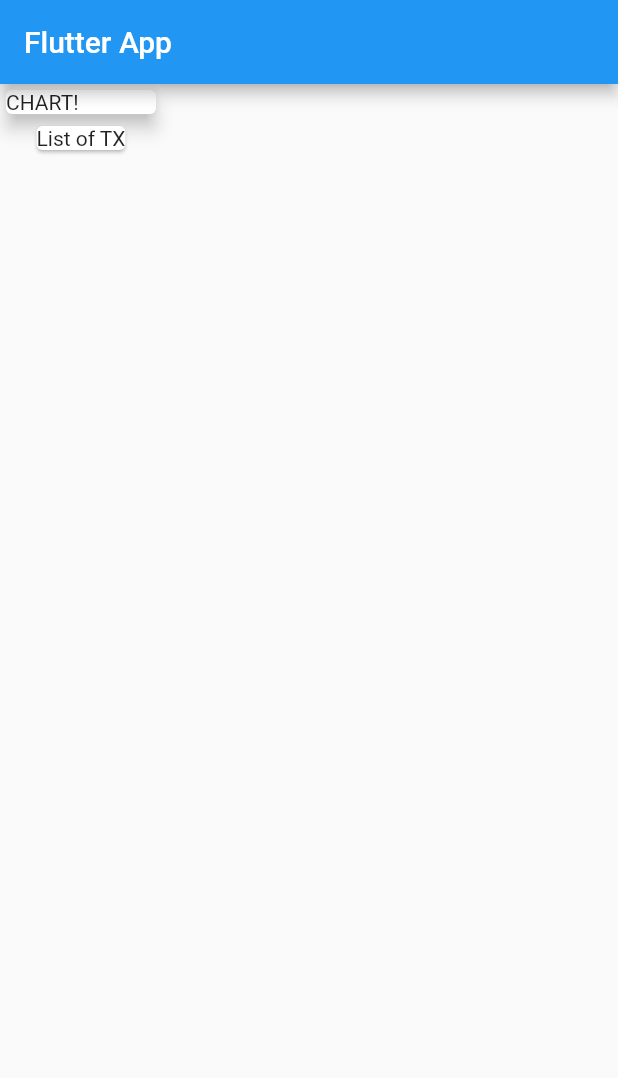
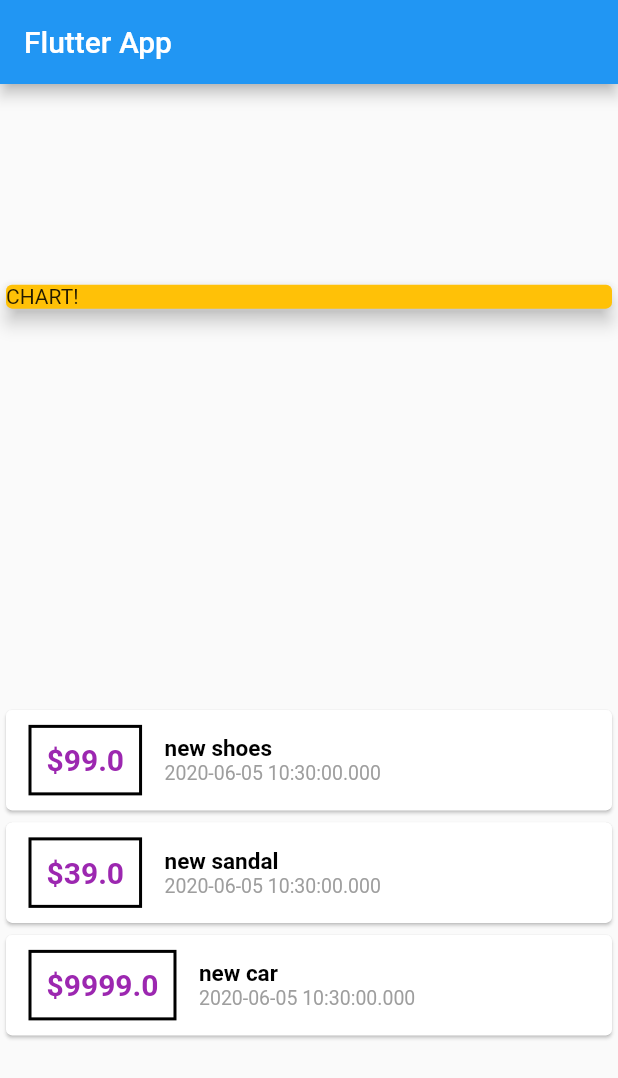
Before and after one commit to ndtam273/expense_app, a Flutter app: the screen it shows after launch, on a phone screen of 412 x 824 dp. Shown: the top 1078 px of the screen. Run offline on Flutter 3.47's test engine with Material 2 defaults, Android fonts, the phone set to English and light mode, and no system bars.

```diff
--- a/lib/main.dart
+++ b/lib/main.dart
@@ -1,4 +1,6 @@
 import 'package:flutter/material.dart';
+import './transaction.dart';
+import 'package:intl/intl.dart';
 
 void main() => runApp(MyApp());
 
@@ -13,6 +15,13 @@ class MyApp extends StatelessWidget {
 }
 
 class MyHomePage extends StatelessWidget {
+  final List<Transaction> transactions = [
+    Transaction(id: 't1', title: 'new shoes', amount: 99, date: DateTime.now()),
+    Transaction(
+        id: 't2', title: 'new sandal', amount: 39, date: DateTime.now()),
+    Transaction(id: 't3', title: 'new car', amount: 9999, date: DateTime.now()),
+  ];
+
   @override
   Widget build(BuildContext context) {
     return Scaffold(
@@ -20,16 +29,65 @@ class MyHomePage extends StatelessWidget {
           title: Text('Flutter App'),
         ),
         body: Column(
+          mainAxisAlignment: MainAxisAlignment.spaceAround,
+          crossAxisAlignment: CrossAxisAlignment.stretch,
           children: <Widget>[
-            Card(
-              child: Container(
-                width: 100,
-                child: Text('CHART!')),
-              elevation: 5,
+            Container(
+              width: double.infinity,
+              child: Card(
+                color: Colors.amber,
+                child: Text('CHART!'),
+                elevation: 5,
+              ),
             ),
-            Card(
-              child: Text('List of TX'),
-            )
+            Column(
+              children: transactions.map((tx) {
+                return Card(
+                    child: Row(
+                  children: <Widget>[
+                    Container(
+                      margin: EdgeInsets.symmetric(
+                        vertical: 10,
+                        horizontal: 15,
+                      ),
+                      decoration: BoxDecoration(
+                        border: Border.all(
+                          color: Colors.black,
+                          width: 2,
+                        ),
+                      ),
+                      padding: EdgeInsets.all(10),
+                      child: Text(
+                        '\$${tx.amount}',
+                        style: TextStyle(
+                            fontWeight: FontWeight.bold,
+                            fontSize: 20,
+                            color: Colors.purple),
+                      ),
+                    ),
+                    Column(
+                      crossAxisAlignment: CrossAxisAlignment.start,
+                      children: <Widget>[
+                        Text(
+                          tx.title,
+                          style: (TextStyle(
+                              fontSize: 15,
+                              color: Colors.black,
+                              fontWeight: FontWeight.bold)),
+                        ),
+                        Text(
+                          tx.date.toString(),
+                          style: TextStyle(
+                            fontSize: 13,
+                            color: Colors.grey,
+                          ),
+                        ),
+                      ],
+                    )
+                  ],
+                ));
+              }).toList(),
+            ),
           ],
         ));
   }
--- /dev/null
+++ b/lib/transaction.dart
@@ -0,0 +1,15 @@
+import 'package:flutter/foundation.dart';
+
+class Transaction {
+  final String id;
+  final String title;
+  final double amount;
+  final DateTime date;
+
+  Transaction({
+      @required this.id,
+      @required this.title,
+      @required this.amount,
+      @required this.date
+      });
+}
--- a/pubspec.yaml
+++ b/pubspec.yaml
@@ -23,6 +23,7 @@ environment:
 dependencies:
   flutter:
     sdk: flutter
+  intl: ^0.15.8
 
 
   # The following adds the Cupertino Icons font to your application.
```
Also changed, not shown: pubspec.lock.
